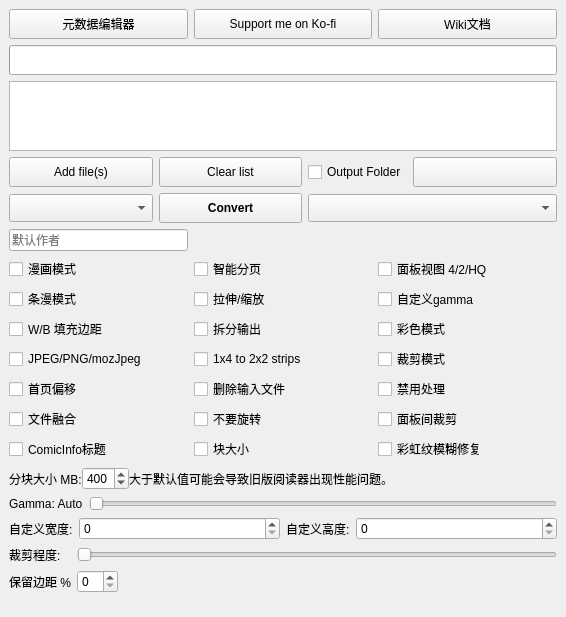
Above: gui/KCC.ui from Nieole/kcc before the change. Below: the same form after it.
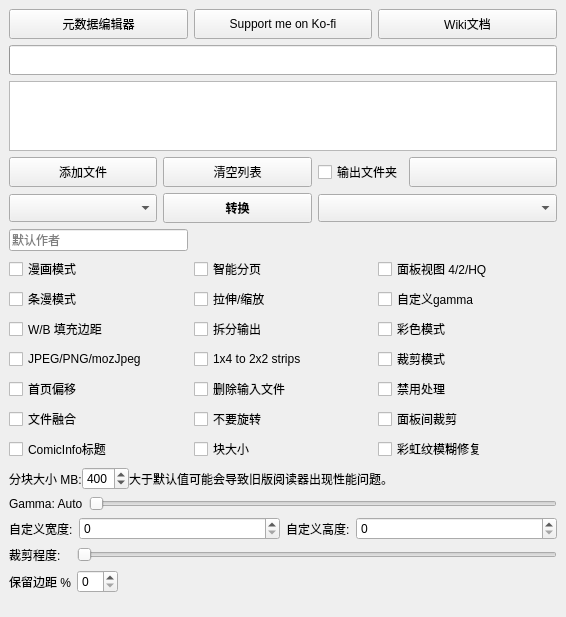
That is the form after the change. Icons and pictures are not drawn.

Diff of the .ui file:
```diff
--- a/gui/KCC.ui
+++ b/gui/KCC.ui
@@ -154,7 +154,7 @@
           <string>&lt;html&gt;&lt;head/&gt;&lt;body&gt;&lt;p style='white-space:pre'&gt;Shift+Click to select the output directory for this list.&lt;/p&gt;&lt;/body&gt;&lt;/html&gt;</string>
          </property>
          <property name="text">
-          <string>Convert</string>
+          <string>转换</string>
          </property>
          <property name="icon">
           <iconset resource="KCC.qrc">
@@ -171,7 +171,7 @@
           </size>
          </property>
          <property name="text">
-          <string>Clear list</string>
+          <string>清空列表</string>
          </property>
          <property name="icon">
           <iconset resource="KCC.qrc">
@@ -204,7 +204,7 @@
           <string>&lt;html&gt;&lt;head/&gt;&lt;body&gt;&lt;p style='white-space:pre'&gt;Add CBR, CBZ, CB7 or PDF file to queue.&lt;/p&gt;&lt;/body&gt;&lt;/html&gt;</string>
          </property>
          <property name="text">
-          <string>Add file(s)</string>
+          <string>添加文件</string>
          </property>
          <property name="icon">
           <iconset resource="KCC.qrc">
@@ -244,7 +244,7 @@
           <string>&lt;html&gt;&lt;head/&gt;&lt;body&gt;&lt;p&gt;&lt;span style=&quot; font-weight:600; text-decoration: underline;&quot;&gt;Unchecked - next to source&lt;br/&gt;&lt;/span&gt;Place output files next to source files&lt;/p&gt;&lt;p&gt;&lt;span style=&quot; font-weight:600; text-decoration: underline;&quot;&gt;Indeterminate - folder next to source&lt;br/&gt;&lt;/span&gt;Place output files in a folder next to source files&lt;/p&gt;&lt;p&gt;&lt;span style=&quot; font-weight:600; text-decoration: underline;&quot;&gt;Checked - Custom&lt;br/&gt;&lt;/span&gt;Place output files in custom directory specified by right button&lt;/p&gt;&lt;/body&gt;&lt;/html&gt;</string>
          </property>
          <property name="text">
-          <string>Output Folder</string>
+          <string>输出文件夹</string>
          </property>
          <property name="tristate">
           <bool>true</bool>
```
